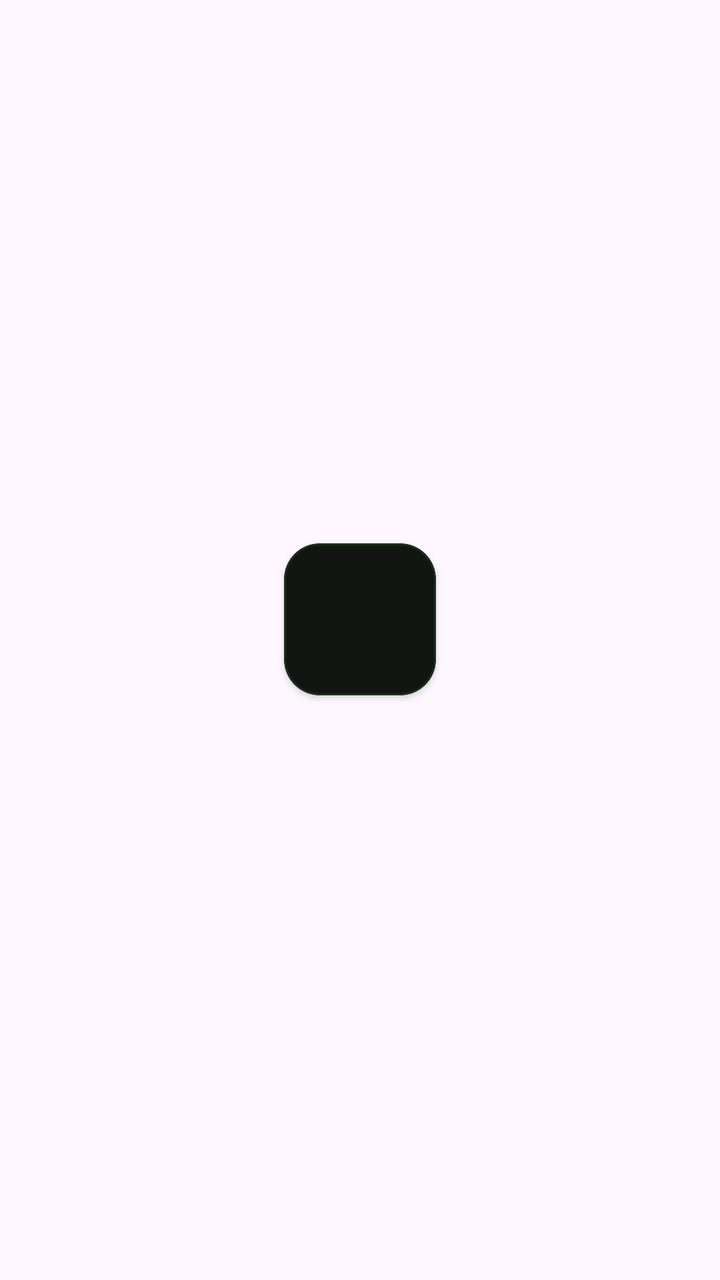
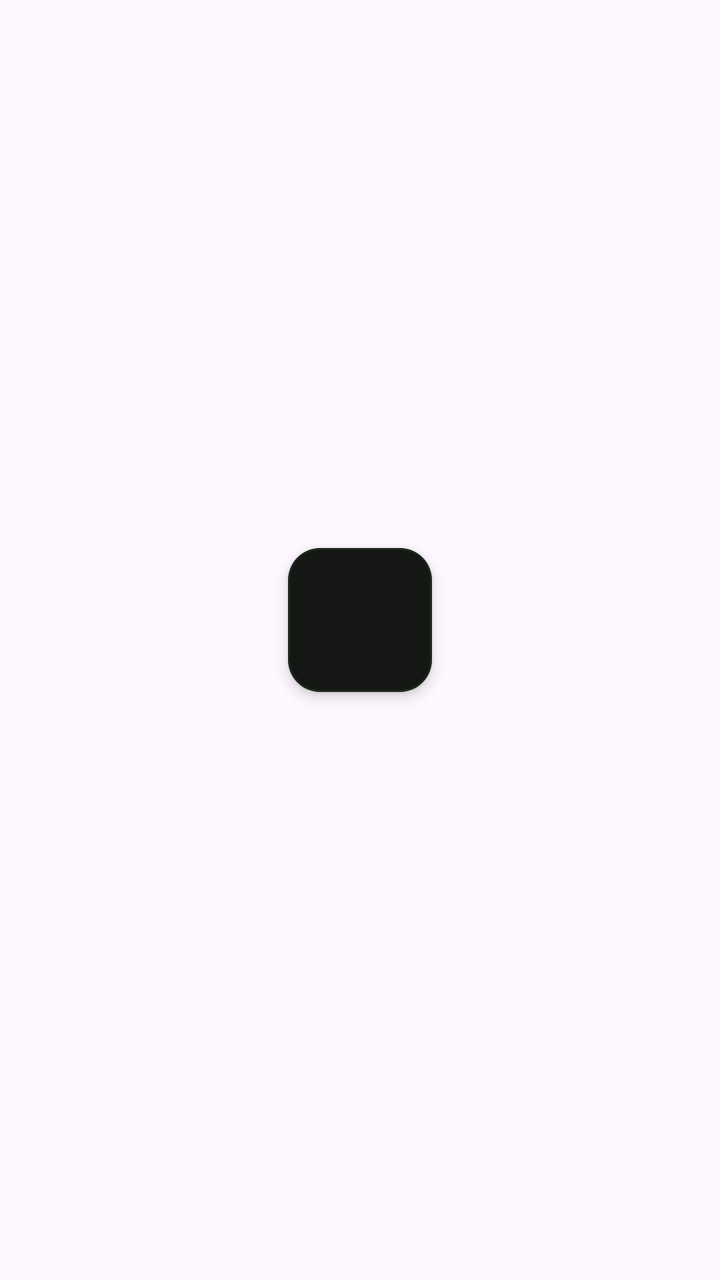

Screens rendered from an Android XML layout before and after an edit, with the pre-edit source and the edit as a unified diff.
<!-- AndroidManifest.xml: application theme Theme.GameSpace -->
<!-- res/layout/item_game.xml -->
<?xml version="1.0" encoding="utf-8"?>
<LinearLayout xmlns:android="http://schemas.android.com/apk/res/android"
    xmlns:app="http://schemas.android.com/apk/res-auto"
    android:layout_width="match_parent"
    android:layout_height="wrap_content"
    android:gravity="center"
    android:orientation="vertical"
    android:padding="6dp">

    <com.google.android.material.card.MaterialCardView
        android:id="@+id/card_game"
        android:layout_width="76dp"
        android:layout_height="76dp"
        app:cardBackgroundColor="#111411"
        app:cardCornerRadius="18dp"
        app:strokeColor="#1A2E1A"
        app:strokeWidth="1dp"
        app:cardElevation="2dp">

        <ImageView
            android:id="@+id/game_icon"
            android:layout_width="match_parent"
            android:layout_height="match_parent"
            android:scaleType="centerCrop"
            android:padding="0dp" />

    </com.google.android.material.card.MaterialCardView>

    <TextView
        android:id="@+id/game_name"
        android:layout_width="match_parent"
        android:layout_height="wrap_content"
        android:layout_marginTop="6dp"
        android:gravity="center"
        android:ellipsize="end"
        android:maxLines="1"
        android:textColor="#CCFFFFFF"
        android:textSize="11sp"
        android:fontFamily="sans-serif-condensed-medium" />
</LinearLayout>
<!-- resources referenced by this layout -->
<resources>
  <style name="Theme.GameSpace" parent="Base.Theme.GameSpace" />
  <style name="Base.Theme.GameSpace" parent="Theme.Material3.DayNight.NoActionBar">
          
          
      </style>
</resources>

<!-- the commit's change to res/layout/item_game.xml (unified diff, before → after) -->
@@ -5,24 +5,23 @@
     android:layout_height="wrap_content"
     android:gravity="center"
     android:orientation="vertical"
-    android:padding="6dp">
+    android:padding="8dp">
 
     <com.google.android.material.card.MaterialCardView
         android:id="@+id/card_game"
-        android:layout_width="76dp"
-        android:layout_height="76dp"
-        app:cardBackgroundColor="#111411"
-        app:cardCornerRadius="18dp"
-        app:strokeColor="#1A2E1A"
+        android:layout_width="72dp"
+        android:layout_height="72dp"
+        app:cardBackgroundColor="#141714"
+        app:cardCornerRadius="16dp"
+        app:strokeColor="#1E2A1E"
         app:strokeWidth="1dp"
-        app:cardElevation="2dp">
+        app:cardElevation="4dp">
 
         <ImageView
             android:id="@+id/game_icon"
             android:layout_width="match_parent"
             android:layout_height="match_parent"
-            android:scaleType="centerCrop"
-            android:padding="0dp" />
+            android:scaleType="centerCrop" />
 
     </com.google.android.material.card.MaterialCardView>
 
@@ -30,11 +29,11 @@
         android:id="@+id/game_name"
         android:layout_width="match_parent"
         android:layout_height="wrap_content"
-        android:layout_marginTop="6dp"
+        android:layout_marginTop="5dp"
         android:gravity="center"
         android:ellipsize="end"
         android:maxLines="1"
-        android:textColor="#CCFFFFFF"
-        android:textSize="11sp"
-        android:fontFamily="sans-serif-condensed-medium" />
+        android:textColor="#C8FFFFFF"
+        android:textSize="11sp" />
+
 </LinearLayout>
